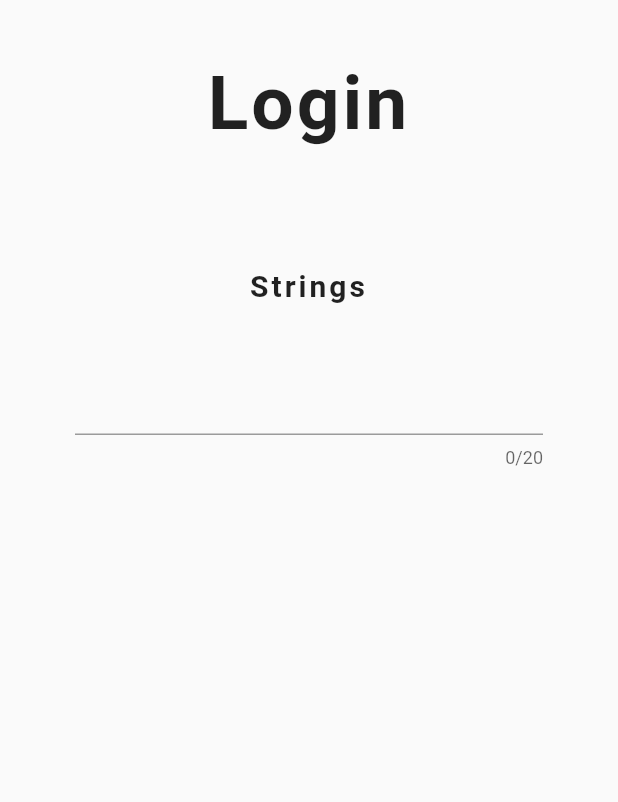
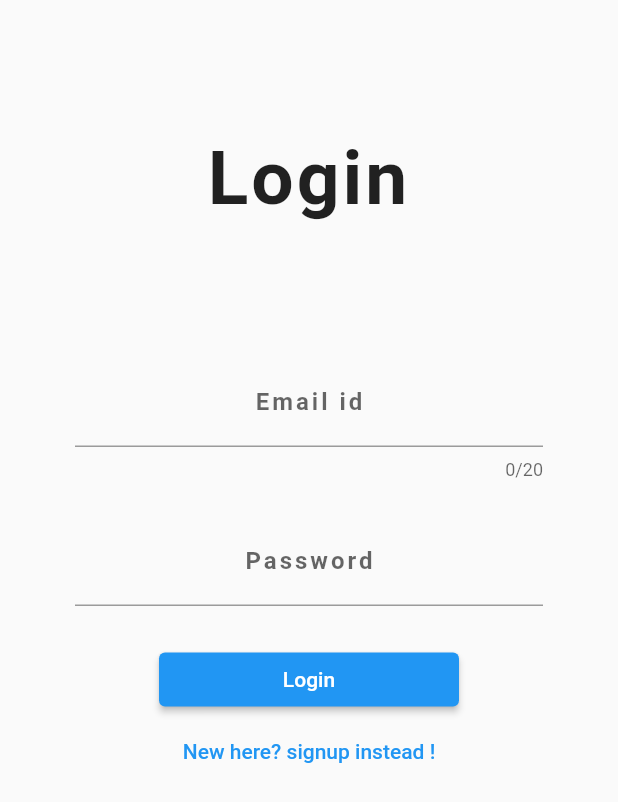
Before and after one commit to srvnngtm/brgain-frontend, a Flutter app: the screen it shows after launch, on a phone screen of 412 x 824 dp. Shown: the top 802 px of the screen. Run offline on Flutter 3.47's test engine with Material 2 defaults, Android fonts, the phone set to English and light mode, and no system bars; our stand-ins replace validators.

Commit message:
login and registration end to end

```diff
--- a/lib/login.dart
+++ b/lib/login.dart
@@ -1,4 +1,8 @@
 import 'package:flutter/material.dart';
+import 'services/http_requests.dart';
+import 'services/helper_functions.dart';
+import 'package:validators/validators.dart';
+
 
 class Login extends StatefulWidget {
   const Login({Key? key}) : super(key: key);
@@ -8,36 +12,38 @@ class Login extends StatefulWidget {
 }
 
 class _LoginState extends State<Login> {
+
+  TextEditingController emailController = TextEditingController();
+  TextEditingController passwordController = TextEditingController();
+
+
+
+
+
   @override
   Widget build(BuildContext context) {
     return Scaffold(
-      // appBar: AppBar(
-      //   title: Text("Login"),
-      //   titleSpacing: 2.0,
-      //   centerTitle: true,
-      // ),
+      resizeToAvoidBottomInset: false,
       body: SafeArea(
         child:
             Column(
-                crossAxisAlignment: CrossAxisAlignment.stretch,
                 children: [
-          const Padding(
+          Container(
             padding: EdgeInsets.all(40),
+            margin: EdgeInsets.fromLTRB(0, 50, 0, 0),
             child: Text(
               "Login",
               textAlign: TextAlign.center,
               style: TextStyle(
-                  fontSize: 50, fontWeight: FontWeight.bold, letterSpacing: 2),
+                fontSize: 50,
+                fontWeight: FontWeight.bold,
+                letterSpacing: 2,
+                // color: Colors.grey[500],
+              ),
             ),
           ),
-          const Padding(
-            padding: EdgeInsets.all(40),
-            child: Text(
-              "Strings",
-              textAlign: TextAlign.center,
-              style: TextStyle(
-                  fontSize: 20, fontWeight: FontWeight.bold, letterSpacing: 2),
-            ),
+          SizedBox(
+            height: 50,
           ),
           Row(
             mainAxisAlignment: MainAxisAlignment.center,
@@ -47,27 +53,129 @@ class _LoginState extends State<Login> {
               Expanded(
                 child: Container(
                   margin: EdgeInsets.fromLTRB(50, 0, 50, 0),
-                  child: TextField(
+                  // color: Colors.grey[500],
+                  decoration:  const BoxDecoration(
+                      // color: Colors.grey[500],
+                      borderRadius: BorderRadius.all(Radius.circular(10))),
+                  child:  TextFormField(
+                    autovalidateMode: AutovalidateMode.onUserInteraction ,
+                      validator: (val) => !isEmail(val!) ? "Invalid Email" : null,
+                    controller : emailController,
                     textAlign: TextAlign.center,
                     showCursor: true,
-                    // maxLines: 1,
+                    decoration: const InputDecoration(
+                      hintText: "abc@xyz.com",
+                      label: Center(
+                        child: Text(
+                          "Email id",
+                          style: TextStyle(
+                              fontWeight: FontWeight.bold, letterSpacing: 2),
+                        ),
+                      ),
+                    ),
+                    maxLines: 1,
                     maxLength: 20,
                   ),
                 ),
               )
             ],
-          )
-          // Row(children: const [
-          //   Text("email"),
-          //   TextField(
-          //     textAlign: TextAlign.center,
-          //     showCursor: false,
-          //     maxLength: 20,
-          //     maxLines: 1,
-          //   ),
-          // ])
-        ]),
+          ),
+          SizedBox(height: 25),
+          Row(
+            mainAxisAlignment: MainAxisAlignment.center,
+            mainAxisSize: MainAxisSize.max,
+            crossAxisAlignment: CrossAxisAlignment.center,
+            children: [
+              Expanded(
+                child: Container(
+                  margin: EdgeInsets.fromLTRB(50, 0, 50, 0),
+                  // color: Colors.grey[500],
+                  decoration: const BoxDecoration(
+                      // color: Colors.grey[500],
+                      borderRadius: BorderRadius.all(Radius.circular(10))),
+                  child: TextField(
+                    textAlign: TextAlign.center,
+                    controller: passwordController,
+                    showCursor: true,
+                    obscureText: true,
+                    enableSuggestions: false,
+                    autocorrect: false,
+                    decoration: const InputDecoration(
+                      label: Center(
+                        child: Text(
+                          "Password",
+                          style: TextStyle(
+                              fontWeight: FontWeight.bold, letterSpacing: 2),
+                        ),
+                      ),
+                    ),
+                    maxLines: 1,
+                  ),
+                ),
+              )
+            ],
+          ),
+          const SizedBox( height: 25, ),
+          Container(
+            width: 200,
+            margin: EdgeInsets.fromLTRB(50, 0, 50, 0),
+            child: ElevatedButton(
+              onPressed: onPressedLogin,
+              child: const Text('Login'),
+            ),
+          ),
+              Container(
+                width: 200,
+                child: TextButton(
+                  child: const Text(
+                      "New here? signup instead !",
+                    textAlign: TextAlign.center,
+                  ),
+                  onPressed: ()=>{
+                    Navigator.pushNamed(context, "/signup")
+                  },
+                ),
+              )
+
+            ]),
       ),
     );
   }
+
+  void onPressedLogin() async {
+    try{
+      Map userData  = await HttpRequests.loginUser(emailController.text, passwordController.text);
+      if(userData['success'].toString() == "false"){
+        showSnackBar(context, userData['errorMessage']);
+      }else{
+        Navigator.pushReplacementNamed(context, "/home", arguments: {
+          'user' : userData['data']
+        });
+        // print(userData['data']['userName']);
+      }
+    }catch(e){
+      showSnackBar(context, "unable to login");
+    }
+  }
+
+
+
 }
+
+void showSnackBar(BuildContext context, String text)
+{
+  final snackBar = SnackBar(
+    content: Text(text),
+    duration: Duration(seconds: 1),//default is 4s
+    behavior: SnackBarBehavior.floating,
+    shape: RoundedRectangleBorder(
+      borderRadius: BorderRadius.circular(24),
+    ),
+    margin: EdgeInsets.only(
+        bottom: MediaQuery.of(context).size.height - 100,
+        right: 20,
+        left: 20),
+  );
+  // Find the Scaffold in the widget tree and use it to show a SnackBar.
+  ScaffoldMessenger.of(context).showSnackBar(snackBar);
+}
--- a/lib/main.dart
+++ b/lib/main.dart
@@ -2,18 +2,19 @@ import 'package:brgain/item.dart';
 import 'package:brgain/item_list.dart';
 import 'package:flutter/material.dart';
 // import 'package:flutter/rendering.dart';
-// import 'package:brgain/home.dart';
+import 'package:brgain/home.dart';
 import 'package:brgain/login.dart';
+import 'package:brgain/signup.dart';
 
 import 'card_widget.dart';
 
 void main() => runApp(MaterialApp(
       home: Login(),
-      // routes: {
-      //   // "/" : (context ) => Home(),
-      //   "/login": (context) => Login()
-      //   // "/q" : (context) => QuoteList(),
-      // },
+      routes: {
+        "/home" : (context ) => Home(),
+        // "/login": (context) => Login()
+        "/signup": (context) => Signup()
+      },
     ));
 
 
--- /dev/null
+++ b/lib/services/http_requests.dart
@@ -0,0 +1,54 @@
+import 'package:flutter/material.dart';
+import 'package:http/http.dart';
+import 'dart:convert' as convert;
+
+class HttpRequests{
+  static String baseUrl =  "http://10.0.2.2:8080/";
+
+
+  static String getLoginUrl() =>  baseUrl + "user/login";
+  static String getRegisterUrl() =>  baseUrl + "user/register";
+
+  static Future<Map> loginUser(String email, String password) async {
+    print("inside login user");
+    String url = getLoginUrl();
+    Map params = new Map();
+    params['email'] = email;
+    params['password'] = password;
+    url = setParams(url, params);
+    print(url);
+    Response response =  await post(Uri.parse(url));
+    Map data = convert.jsonDecode(response.body);
+    print(data);
+    return data;
+  }
+
+
+  static Future<Map> registerUser(String email, String password, String name) async {
+    print("inside register user");
+    String url = getRegisterUrl();
+    Map params = new Map();
+    params['email'] = email;
+    params['password'] = password;
+    params['username'] = name;
+    url = setParams(url, params);
+    print(url);
+    Response response =  await post(Uri.parse(url));
+    Map data = convert.jsonDecode(response.body);
+    print(data);
+    return data;
+  }
+
+
+
+
+
+  static String setParams(String url, Map params) {
+    url = url + "?";
+    for( MapEntry e in params.entries){
+      url = url + e.key + "=" +  e.value+ "&";
+    }
+    return url;
+  }
+
+}
--- a/pubspec.yaml
+++ b/pubspec.yaml
@@ -31,6 +31,8 @@ environment:
 dependencies:
   flutter:
     sdk: flutter
+  http: ^0.13.5
+  validators: ^3.0.0
 
 
   # The following adds the Cupertino Icons font to your application.
```
Also changed, not shown: lib/home.dart (+6 -1 lines), lib/services/helper_functions.dart (added, +15 -0 lines), lib/signup.dart (added, +190 -0 lines), pubspec.lock.
